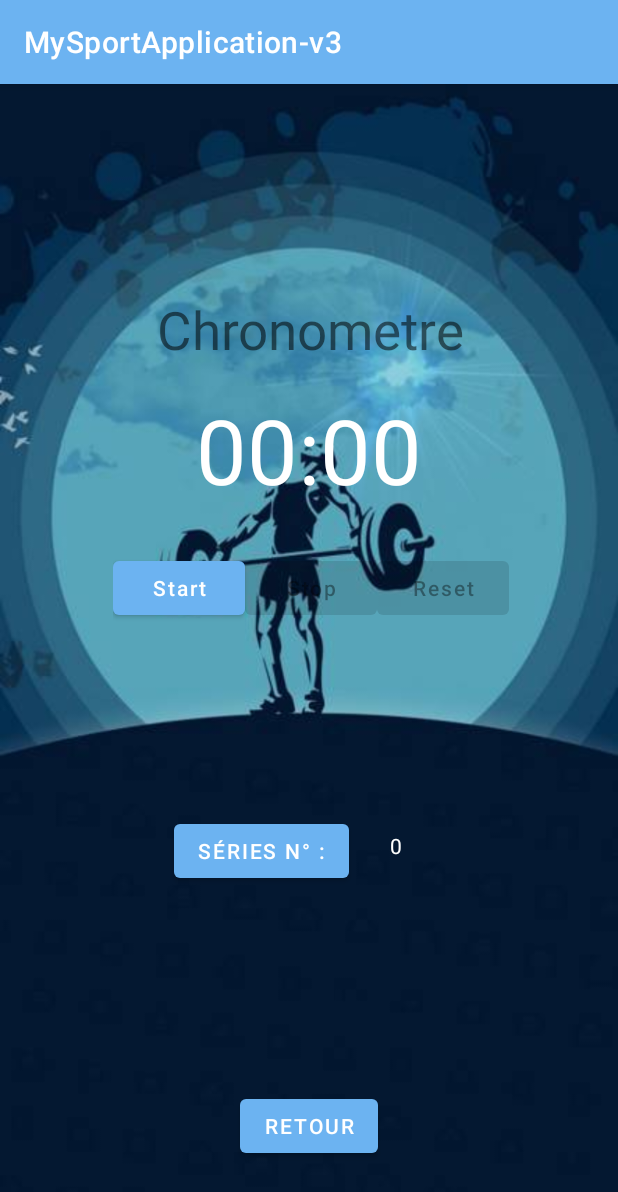
After one commit to VictorL1/MySportApplication-v3, an Android app: the activity_chronometre screen opened directly, with no data from a screen before it, on a phone screen of 412 x 824 dp. The commit adds this screen. Shown: the top 1192 px of the screen. Run offline under Robolectric (Android 15) with nearby library versions, the phone set to English and light mode, and no system bars.

Commit message:
Add chronometre

```diff
--- /dev/null
+++ b/app/src/main/java/com/example/mysportapplication_v3/activity_chronometre.java
@@ -0,0 +1,119 @@
+package com.example.mysportapplication_v3;
+
+import androidx.appcompat.app.AppCompatActivity;
+
+import android.os.Bundle;
+import android.os.SystemClock;
+import android.view.View;
+import android.widget.Button;
+import android.widget.Chronometer;
+import android.widget.TextView;
+
+import java.text.DateFormat;
+import java.text.SimpleDateFormat;
+import java.util.Date;
+
+public class activity_chronometre extends AppCompatActivity {
+
+    private TextView textViewInfo;
+    private TextView textViewCounter;
+    private Chronometer chronometer;
+    private Button buttonStart;
+    private Button buttonStop;
+    private Button buttonResetBaseTime;
+    private Button buttoncounter;
+    private static int counter = 0;
+
+    @Override
+    protected void onCreate(Bundle savedInstanceState) {
+        super.onCreate(savedInstanceState);
+        setContentView(R.layout.activity_chronometre);
+        this.textViewInfo = (TextView) findViewById(R.id.textView_info);
+        this.textViewCounter=(TextView)findViewById(R.id.textView_counter);
+        this.chronometer = (Chronometer)findViewById(R.id.chronometerExample);
+
+        this.buttonStart = (Button)findViewById(R.id.button_start);
+        this.buttonStop = (Button)findViewById(R.id.button_stop);
+        this.buttonResetBaseTime = (Button)findViewById(R.id.button_resetBaseTime);
+        this.buttoncounter = (Button)findViewById(R.id.button_counter);
+
+        this.buttonStop.setEnabled(false);
+        this.buttonResetBaseTime.setEnabled(false);
+
+
+        textViewCounter.setText(String.valueOf(counter));
+        this.buttonStart.setOnClickListener(new View.OnClickListener() {
+            @Override
+            public void onClick(View view) {
+                doStart();
+            }
+        });
+        this.buttoncounter.setOnClickListener(new View.OnClickListener() {
+            @Override
+            public void onClick(View view) {
+                doCounter();
+            }
+        });
+
+        this.buttonStop.setOnClickListener(new View.OnClickListener() {
+            @Override
+            public void onClick(View view) {
+                doStop();
+            }
+        });
+
+
+        this.buttonResetBaseTime.setOnClickListener(new View.OnClickListener() {
+            @Override
+            public void onClick(View view) {
+                doResetBaseTime();
+            }
+        });
+    }
+
+    // @totalMilliseconds: milliseconds since system boot, including time spent in sleep.
+    private void showInfo(long totalMilliseconds)  {
+        // Seconds
+        long totalSecs = totalMilliseconds / 1000;
+        // Show Info
+        long hours = totalSecs / 3600;
+        long minutes = (totalSecs % 3600) / 60;
+        long seconds = totalSecs % 60;
+
+        this.textViewInfo.setText("Base Time: " + totalSecs +" ~ " + hours + " hours " + minutes+" minutes " + seconds + " seconds");
+    }
+    private void doCounter(){
+        counter++;
+        textViewCounter.setText(String.valueOf(counter));
+    }
+
+    private void doStart()  {
+        // Returns milliseconds since system boot, including time spent in sleep.
+        long elapsedRealtime = SystemClock.elapsedRealtime();
+        // Set the time that the count-up timer is in reference to.
+        this.chronometer.setBase(elapsedRealtime);
+        this.chronometer.start();
+        this.showInfo(elapsedRealtime);
+        //
+        this.buttonStart.setEnabled(false);
+        this.buttonStop.setEnabled(true);
+        this.buttonResetBaseTime.setEnabled(true);
+    }
+
+    private void doStop()  {
+        this.chronometer.stop();
+        //
+        this.buttonStart.setEnabled(true);
+        this.buttonStop.setEnabled(false);
+        this.buttonResetBaseTime.setEnabled(false);
+    }
+
+    private void doResetBaseTime()  {
+        // Returns milliseconds since system boot, including time spent in sleep.
+        long elapsedRealtime = SystemClock.elapsedRealtime();
+        // Set the time that the count-up timer is in reference to.
+        this.chronometer.setBase(elapsedRealtime);
+        this.showInfo(elapsedRealtime);
+    }
+
+}
--- /dev/null
+++ b/app/src/main/res/layout/activity_chronometre.xml
@@ -0,0 +1,125 @@
+<?xml version="1.0" encoding="utf-8"?>
+<androidx.constraintlayout.widget.ConstraintLayout xmlns:android="http://schemas.android.com/apk/res/android"
+    xmlns:app="http://schemas.android.com/apk/res-auto"
+    xmlns:tools="http://schemas.android.com/tools"
+    android:layout_width="match_parent"
+    android:layout_height="match_parent"
+    android:background="@drawable/background"
+    tools:context=".activity_chronometre">
+
+
+    <Chronometer
+        android:id="@+id/chronometerExample"
+        android:layout_width="match_parent"
+        android:layout_height="wrap_content"
+        android:layout_marginStart="16dp"
+        android:layout_marginLeft="16dp"
+        android:layout_marginTop="20dp"
+        android:layout_marginEnd="16dp"
+        android:layout_marginRight="16dp"
+        android:layout_weight="1"
+        android:gravity="center_horizontal"
+        android:textColor="@color/white"
+        android:textSize="60sp"
+        app:layout_constraintEnd_toEndOf="parent"
+        app:layout_constraintHorizontal_bias="1.0"
+        app:layout_constraintStart_toStartOf="parent"
+        app:layout_constraintTop_toBottomOf="@+id/textView_info" />
+
+    <TextView
+        android:id="@+id/textView_info"
+        android:layout_width="378dp"
+        android:layout_height="43dp"
+        android:layout_marginStart="16dp"
+        android:layout_marginLeft="16dp"
+        android:layout_marginTop="140dp"
+        android:layout_marginEnd="16dp"
+        android:layout_marginRight="16dp"
+        android:gravity="center"
+        android:text="@string/chronometre"
+        android:textSize="35sp"
+        app:layout_constraintEnd_toEndOf="parent"
+        app:layout_constraintHorizontal_bias="1.0"
+        app:layout_constraintStart_toStartOf="parent"
+        app:layout_constraintTop_toTopOf="parent" />
+
+    <LinearLayout
+        android:id="@+id/linearLayout"
+        android:layout_width="wrap_content"
+        android:layout_height="wrap_content"
+        android:layout_marginTop="28dp"
+        android:orientation="horizontal"
+        app:layout_constraintEnd_toEndOf="parent"
+        app:layout_constraintHorizontal_bias="0.51"
+        app:layout_constraintStart_toStartOf="parent"
+        app:layout_constraintTop_toBottomOf="@+id/chronometerExample">
+
+        <Button
+            android:id="@+id/button_start"
+            android:layout_width="wrap_content"
+            android:layout_height="match_parent"
+            android:layout_gravity="fill_vertical"
+            android:layout_weight="1"
+            android:text="Start"
+            android:textAllCaps="false" />
+
+        <Button
+            android:id="@+id/button_stop"
+            android:layout_width="wrap_content"
+            android:layout_height="match_parent"
+            android:layout_gravity="fill_vertical"
+            android:layout_weight="1"
+            android:text="Stop"
+            android:textAllCaps="false" />
+
+        <Button
+            android:id="@+id/button_resetBaseTime"
+            android:layout_width="wrap_content"
+            android:layout_height="match_parent"
+            android:layout_gravity="fill_vertical"
+            android:layout_weight="1"
+            android:text="Reset"
+            android:textAllCaps="false" />
+
+    </LinearLayout>
+
+    <Button
+        android:id="@+id/button12"
+        android:layout_width="wrap_content"
+        android:layout_height="wrap_content"
+        android:text="@string/back"
+        app:layout_constraintBottom_toBottomOf="parent"
+        app:layout_constraintEnd_toEndOf="parent"
+        app:layout_constraintStart_toStartOf="parent"
+        app:layout_constraintTop_toBottomOf="@+id/linearLayout"
+        app:layout_constraintVertical_bias="0.863" />
+
+    <Button
+        android:id="@+id/button_counter"
+        android:layout_width="wrap_content"
+        android:layout_height="wrap_content"
+        android:layout_marginStart="88dp"
+        android:layout_marginLeft="88dp"
+        android:text="Séries n° :"
+        app:layout_constraintBottom_toTopOf="@+id/button12"
+        app:layout_constraintEnd_toEndOf="parent"
+        app:layout_constraintEnd_toStartOf="@+id/textView_counter"
+        app:layout_constraintHorizontal_bias="0.5"
+        app:layout_constraintStart_toStartOf="parent"
+        app:layout_constraintTop_toBottomOf="@+id/linearLayout"
+        app:layout_constraintVertical_bias="0.484" />
+
+    <TextView
+        android:id="@+id/textView_counter"
+        android:layout_width="wrap_content"
+        android:layout_height="wrap_content"
+        android:layout_marginEnd="144dp"
+        android:layout_marginRight="144dp"
+        android:text=""
+        android:textColor="@color/white"
+        app:layout_constraintBottom_toBottomOf="parent"
+        app:layout_constraintEnd_toEndOf="parent"
+        app:layout_constraintTop_toBottomOf="@+id/linearLayout"
+        app:layout_constraintVertical_bias="0.355" />
+
+</androidx.constraintlayout.widget.ConstraintLayout>
--- a/app/src/main/res/values/strings.xml
+++ b/app/src/main/res/values/strings.xml
@@ -42,4 +42,5 @@
     <string name="no_account">Pas encore de compte ?</string>
     <string name="test_text">Test Text</string>
     <string name="no_error">No error</string>
+    <string name="chronometre">Chronometre</string>
 </resources>
```
Also changed, not shown: app/src/main/AndroidManifest.xml (+5 -2 lines), app/src/main/java/com/example/mysportapplication_v3/Activity.java (+17 -1 lines), app/src/main/java/com/example/mysportapplication_v3/ConnectionBDD.java (+4 -4 lines), app/src/main/java/com/example/mysportapplication_v3/MenuActivity.java (+11 -1 lines), app/src/main/java/com/example/mysportapplication_v3/activity_profile_information.java (added, +14 -0 lines), app/src/main/res/layout/activity_.xml (+10 -10 lines), app/src/main/res/layout/activity_menu.xml (+12 -2 lines), app/src/main/res/layout/activity_profile_information.xml (added, +75 -0 lines).
